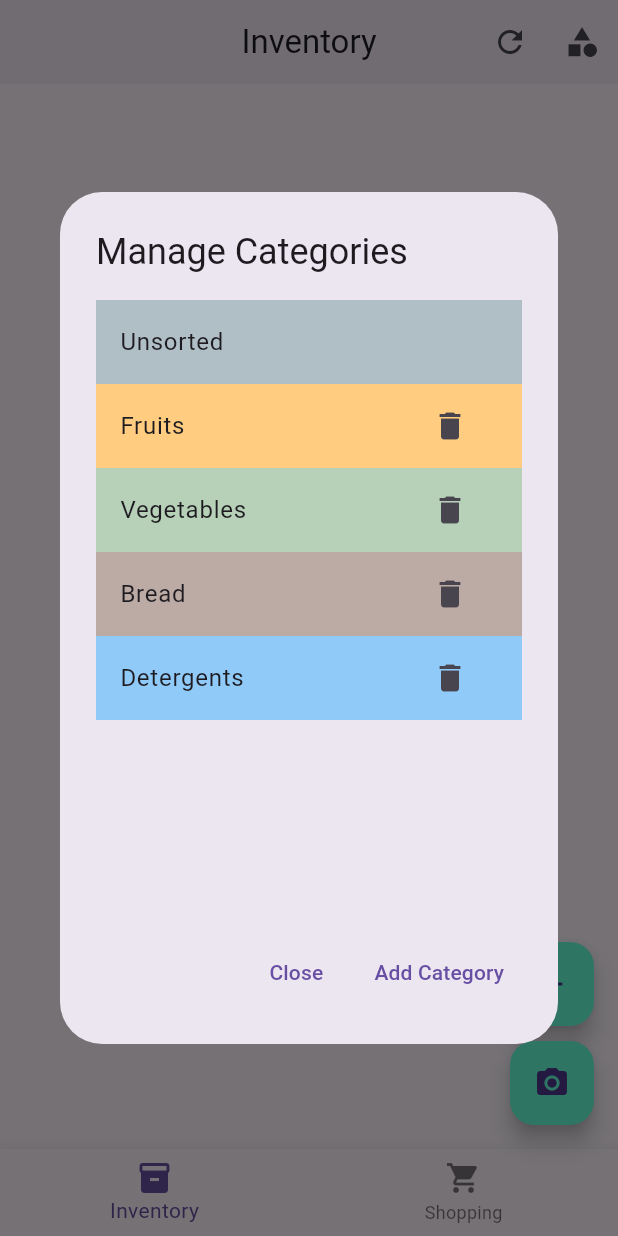
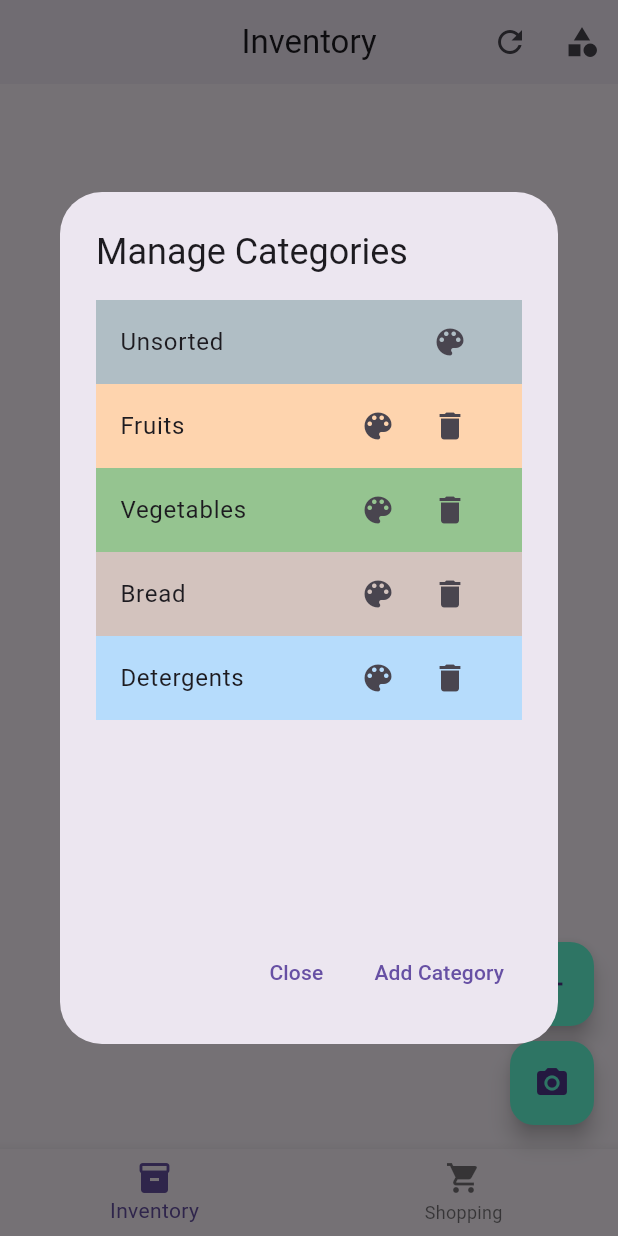
Before and after one commit to Myhster/inventory_app, a Flutter app: the screen it shows after launch, after a tap on the "category" icon, on a phone screen of 412 x 824 dp. Run offline on Flutter 3.47's test engine with Material 3 defaults, Android fonts, the phone set to English and light mode, and no system bars; our stand-ins replace sqflite; missing offline and left inert: mobile_scanner; accounts and stored records are empty.

Commit message:
Color Settings for Categories

```diff
--- a/lib/utils/colors.dart
+++ b/lib/utils/colors.dart
@@ -1,42 +1,70 @@
 import 'package:flutter/material.dart';
 
-final Map<String, Map<String, Color>> categoryColors = {
-  'Unsorted': {
-    'light': const Color(0xFFB0BEC5),
-    'dark': const Color(0xFF90A4AE),
+// Farben als eigenständige Optionen (aus deinem JSON)
+final Map<String, Map<String, Color>> availableColors = {
+  'Green': {
+    'light': const Color.fromRGBO(149, 196, 144, 1),
+    'dark': const Color.fromRGBO(118, 179, 112, 1),
   },
-  'Fruits': {'light': const Color(0xFFFFCC80), 'dark': const Color(0xFFFFB300)},
-  'Vegetables': {
-    'light': const Color.fromARGB(255, 183, 208, 184),
-    'dark': const Color.fromRGBO(139, 164, 140, 1),
+  'Brown': {
+    'light': const Color.fromRGBO(211, 195, 190, 1),
+    'dark': const Color.fromRGBO(191, 168, 161, 1),
   },
-  'Bread': {'light': const Color(0xFFBCAAA4), 'dark': const Color(0xFFA1887F)},
-  'Detergents': {
-    'light': const Color(0xFF90CAF9),
-    'dark': const Color(0xFF64B5F6),
+  'Blue': {
+    'light': const Color.fromRGBO(182, 220, 252, 1),
+    'dark': const Color.fromRGBO(133, 197, 250, 1),
+  },
+  'Orange': {
+    'light': const Color.fromRGBO(254, 212, 174, 1),
+    'dark': const Color.fromRGBO(253, 185, 124, 1),
+  },
+  'Mint': {
+    'light': const Color.fromRGBO(200, 230, 227, 1),
+    'dark': const Color.fromRGBO(164, 214, 209, 1),
+  },
+  'Purple': {
+    'light': const Color.fromRGBO(231, 224, 243, 1),
+    'dark': const Color.fromRGBO(204, 189, 229, 1),
+  },
+  'Red': {
+    'light': const Color.fromRGBO(251, 221, 232, 1),
+    'dark': const Color.fromRGBO(245, 173, 199, 1),
+  },
+  'Beige': {
+    'light': const Color.fromRGBO(238, 235, 228, 1),
+    'dark': const Color.fromRGBO(218, 211, 196, 1),
+  },
+  'Yellow': {
+    'light': const Color.fromRGBO(255, 220, 167, 1),
+    'dark': const Color.fromRGBO(255, 200, 117, 1),
+  },
+  'Gray': {
+    'light': const Color.fromRGBO(176, 190, 197, 1),
+    'dark': const Color.fromRGBO(146, 165, 175, 1),
   },
 };
 
-// Palette für neue Kategorien
-final Map<String, Map<String, Color>> availableColors = {
-  'Peach': {'light': const Color(0xFFFFE0B2), 'dark': const Color(0xFFFFB300)},
-  'Mint': {'light': const Color(0xFFB2DFDB), 'dark': const Color(0xFF4DB6AC)},
-  'Lavender': {
-    'light': const Color(0xFFD1C4E9),
-    'dark': const Color(0xFF9575CD),
-  },
-  'Rose': {'light': const Color(0xFFF8BBD0), 'dark': const Color(0xFFF06292)},
-  'Sand': {'light': const Color(0xFFE6D7B9), 'dark': const Color(0xFFD4A373)},
+// Default-Zuweisungen für Kategorien (änderbar)
+final Map<String, String> categoryColorAssignments = {
+  'Unsorted': 'Gray',
+  'Fruits': 'Orange',
+  'Vegetables': 'Green',
+  'Bread': 'Brown',
+  'Detergents': 'Blue',
 };
 
+// Funktionen zur Farbabfrage
 Color getCategoryLightColor(String category) {
-  return categoryColors[category]?['light'] ??
-      availableColors.values.first['light']!;
+  final colorName =
+      categoryColorAssignments[category] ?? 'Gray'; // Fallback: Gray
+  return availableColors[colorName]!['light']!;
 }
 
 Color getCategoryDarkColor(String category) {
-  return categoryColors[category]?['dark'] ??
-      availableColors.values.first['dark']!;
+  final colorName =
+      categoryColorAssignments[category] ?? 'Gray'; // Fallback: Gray
+  return availableColors[colorName]!['dark']!;
 }
 
+// Liste für Dropdown
 final List<String> colorOptions = availableColors.keys.toList();
```
Also changed, not shown: lib/screens/category_manager_dialog.dart (+61 -8 lines).
